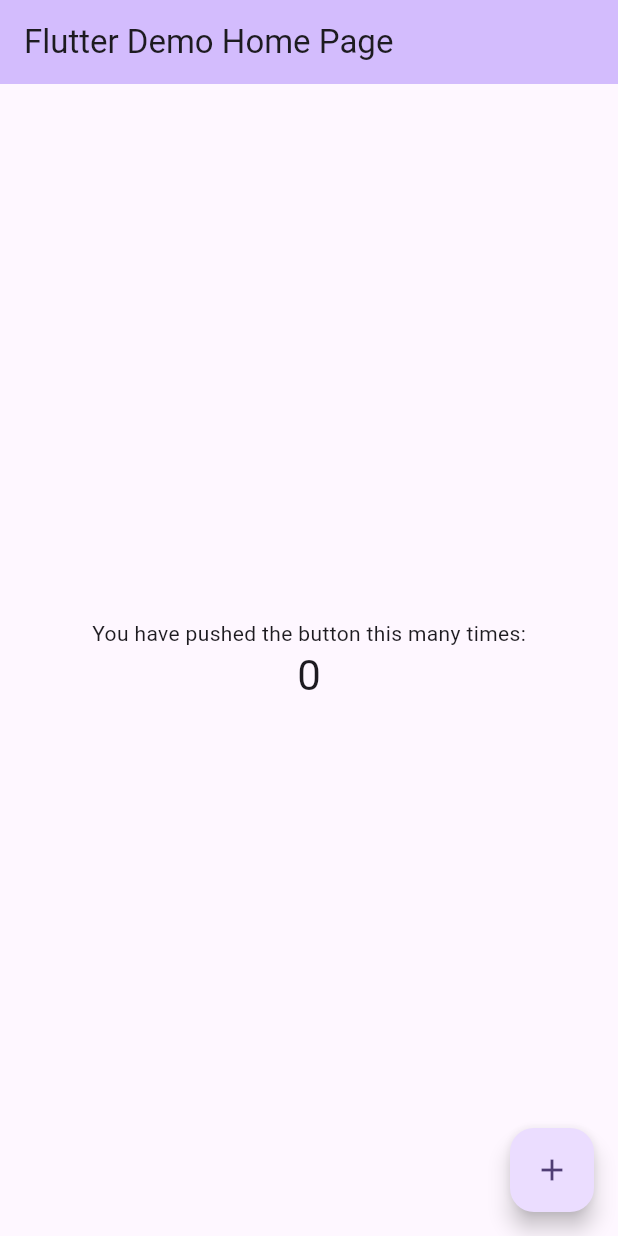
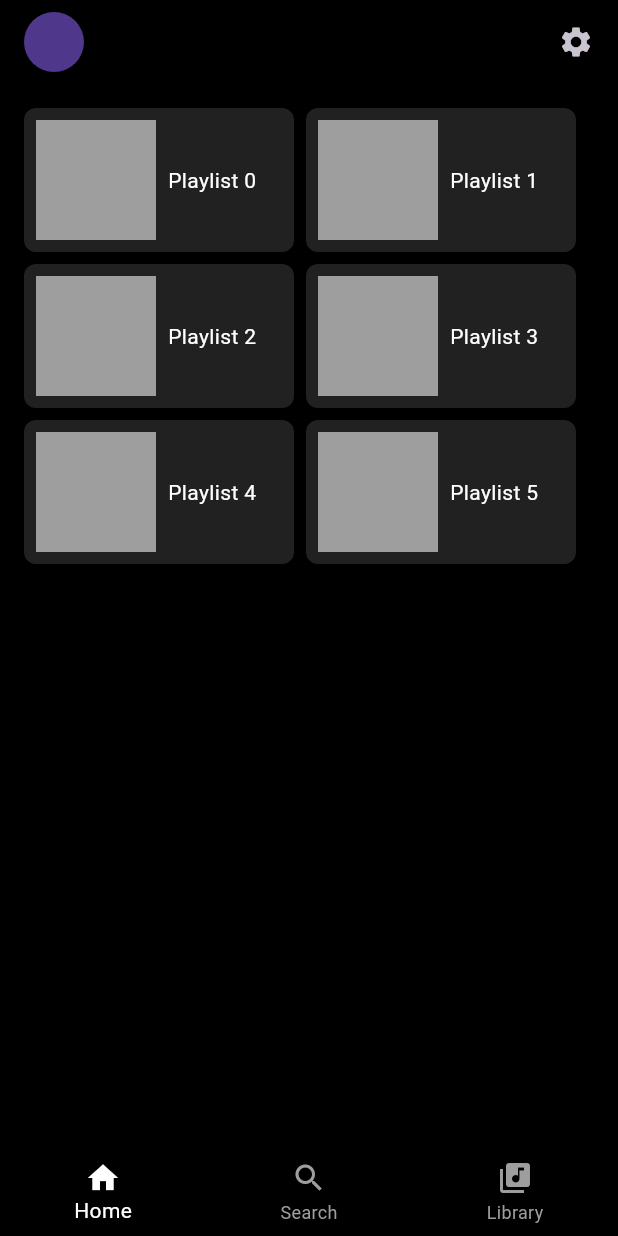
Before and after one commit to Powerfull1337/listefy_applciation, a Flutter app: the screen it shows after launch, on a phone screen of 412 x 824 dp. Run offline on Flutter 3.47's test engine with Material 3 defaults, Android fonts, the phone set to English and light mode, and no system bars.

Commit message:
added project structure

```diff
--- a/lib/main.dart
+++ b/lib/main.dart
@@ -7,119 +7,143 @@
 class MyApp extends StatelessWidget {
   const MyApp({super.key});
 
-  // This widget is the root of your application.
   @override
   Widget build(BuildContext context) {
     return MaterialApp(
-      title: 'Flutter Demo',
-      theme: ThemeData(
-        // This is the theme of your application.
-        //
-        // TRY THIS: Try running your application with "flutter run". You'll see
-        // the application has a purple toolbar. Then, without quitting the app,
-        // try changing the seedColor in the colorScheme below to Colors.green
-        // and then invoke "hot reload" (save your changes or press the "hot
-        // reload" button in a Flutter-supported IDE, or press "r" if you used
-        // the command line to start the app).
-        //
-        // Notice that the counter didn't reset back to zero; the application
-        // state is not lost during the reload. To reset the state, use hot
-        // restart instead.
-        //
-        // This works for code too, not just values: Most code changes can be
-        // tested with just a hot reload.
-        colorScheme: ColorScheme.fromSeed(seedColor: Colors.deepPurple),
-        useMaterial3: true,
-      ),
-      home: const MyHomePage(title: 'Flutter Demo Home Page'),
+      debugShowCheckedModeBanner: false,
+      title: 'Listefy',
+      theme: ThemeData.dark(),
+      home: const SpotifyHomePage(),
     );
   }
 }
 
-class MyHomePage extends StatefulWidget {
-  const MyHomePage({super.key, required this.title});
-
-  // This widget is the home page of your application. It is stateful, meaning
-  // that it has a State object (defined below) that contains fields that affect
-  // how it looks.
-
-  // This class is the configuration for the state. It holds the values (in this
-  // case the title) provided by the parent (in this case the App widget) and
-  // used by the build method of the State. Fields in a Widget subclass are
-  // always marked "final".
-
-  final String title;
-
-  @override
-  State<MyHomePage> createState() => _MyHomePageState();
-}
-
-class _MyHomePageState extends State<MyHomePage> {
-  int _counter = 0;
-
-  void _incrementCounter() {
-    setState(() {
-      // This call to setState tells the Flutter framework that something has
-      // changed in this State, which causes it to rerun the build method below
-      // so that the display can reflect the updated values. If we changed
-      // _counter without calling setState(), then the build method would not be
-      // called again, and so nothing would appear to happen.
-      _counter++;
-    });
-  }
+class SpotifyHomePage extends StatelessWidget {
+  const SpotifyHomePage({super.key});
 
   @override
   Widget build(BuildContext context) {
-    // This method is rerun every time setState is called, for instance as done
-    // by the _incrementCounter method above.
-    //
-    // The Flutter framework has been optimized to make rerunning build methods
-    // fast, so that you can just rebuild anything that needs updating rather
-    // than having to individually change instances of widgets.
     return Scaffold(
+      backgroundColor: Colors.black,
       appBar: AppBar(
-        // TRY THIS: Try changing the color here to a specific color (to
-        // Colors.amber, perhaps?) and trigger a hot reload to see the AppBar
-        // change color while the other colors stay the same.
-        backgroundColor: Theme.of(context).colorScheme.inversePrimary,
-        // Here we take the value from the MyHomePage object that was created by
-        // the App.build method, and use it to set our appbar title.
-        title: Text(widget.title),
+        backgroundColor: Colors.transparent,
+        elevation: 0,
+        title: const CircleAvatar(),
+        actions: const [
+          Padding(
+            padding: EdgeInsets.symmetric(horizontal: 16),
+            child: Icon(Icons.settings),
+          )
+        ],
       ),
-      body: Center(
-        // Center is a layout widget. It takes a single child and positions it
-        // in the middle of the parent.
-        child: Column(
-          // Column is also a layout widget. It takes a list of children and
-          // arranges them vertically. By default, it sizes itself to fit its
-          // children horizontally, and tries to be as tall as its parent.
-          //
-          // Column has various properties to control how it sizes itself and
-          // how it positions its children. Here we use mainAxisAlignment to
-          // center the children vertically; the main axis here is the vertical
-          // axis because Columns are vertical (the cross axis would be
-          // horizontal).
-          //
-          // TRY THIS: Invoke "debug painting" (choose the "Toggle Debug Paint"
-          // action in the IDE, or press "p" in the console), to see the
-          // wireframe for each widget.
-          mainAxisAlignment: MainAxisAlignment.center,
-          children: <Widget>[
-            const Text(
-              'You have pushed the button this many times:',
+      body: ListView(
+        padding: const EdgeInsets.all(16),
+        children: [
+          Wrap(
+            spacing: 8,
+            runSpacing: 8,
+            children: List.generate(
+                6, (index) => _buildShortcutTile('Playlist $index')),
+          ),
+          const SizedBox(height: 24),
+          // _buildSectionTitle('Made for you'),
+          // const SizedBox(height: 8),
+          // _buildHorizontalList(),
+          // const SizedBox(height: 24),
+          // _buildSectionTitle('Recently played'),
+          // const SizedBox(height: 8),
+          // _buildHorizontalList(),
+        ],
+      ),
+      bottomNavigationBar: BottomNavigationBar(
+        backgroundColor: Colors.black,
+        selectedItemColor: Colors.white,
+        unselectedItemColor: Colors.grey,
+        items: const [
+          BottomNavigationBarItem(icon: Icon(Icons.home), label: 'Home'),
+          BottomNavigationBarItem(icon: Icon(Icons.search), label: 'Search'),
+          BottomNavigationBarItem(
+              icon: Icon(Icons.library_music), label: 'Library'),
+        ],
+      ),
+    );
+  }
+
+  Widget _buildShortcutTile(String label) {
+    return Container(
+      width: 180,
+      padding: const EdgeInsets.all(8),
+      decoration: BoxDecoration(
+        color: Colors.grey.shade900,
+        borderRadius: BorderRadius.circular(8),
+      ),
+      child: Row(
+        children: [
+          Container(width: 80, height: 80, color: Colors.grey),
+          const SizedBox(width: 8),
+          Expanded(
+              child: Text(label, style: const TextStyle(color: Colors.white)))
+        ],
+      ),
+    );
+  }
+
+  Widget _buildSectionTitle(String title) {
+    return Text(
+      title,
+      style: const TextStyle(
+        color: Colors.white,
+        fontSize: 20,
+        fontWeight: FontWeight.bold,
+      ),
+    );
+  }
+
+  Widget _buildHorizontalList() {
+    return SizedBox(
+      height: 180,
+      child: ListView.builder(
+        scrollDirection: Axis.horizontal,
+        itemCount: 10,
+        itemBuilder: (context, index) {
+          return Container(
+            width: 140,
+            margin: const EdgeInsets.only(right: 12),
+            decoration: BoxDecoration(
+              color: Colors.grey.shade900,
+              borderRadius: BorderRadius.circular(8),
             ),
-            Text(
-              '$_counter',
-              style: Theme.of(context).textTheme.headlineMedium,
+            child: Column(
+              crossAxisAlignment: CrossAxisAlignment.start,
+              children: [
+                Container(
+                  height: 100,
+                  decoration: const BoxDecoration(
+                    color: Colors.grey,
+                    borderRadius:
+                        BorderRadius.vertical(top: Radius.circular(8)),
+                  ),
+                ),
+                Padding(
+                  padding: const EdgeInsets.all(8.0),
+                  child: Column(
+                    crossAxisAlignment: CrossAxisAlignment.start,
+                    children: [
+                      Text('Title $index',
+                          style: const TextStyle(color: Colors.white)),
+                      const SizedBox(height: 4),
+                      Text('Subtitle',
+                          style: TextStyle(
+                              color: Colors.white.withOpacity(0.7),
+                              fontSize: 12)),
+                    ],
+                  ),
+                )
+              ],
             ),
-          ],
-        ),
+          );
+        },
       ),
-      floatingActionButton: FloatingActionButton(
-        onPressed: _incrementCounter,
-        tooltip: 'Increment',
-        child: const Icon(Icons.add),
-      ), // This trailing comma makes auto-formatting nicer for build methods.
     );
   }
 }
```
Also changed, not shown: lib/core/theme/app_colors.dart (added, +7 -0 lines), lib/core/theme/app_theme.dart (added, +63 -0 lines), 1 other file.
